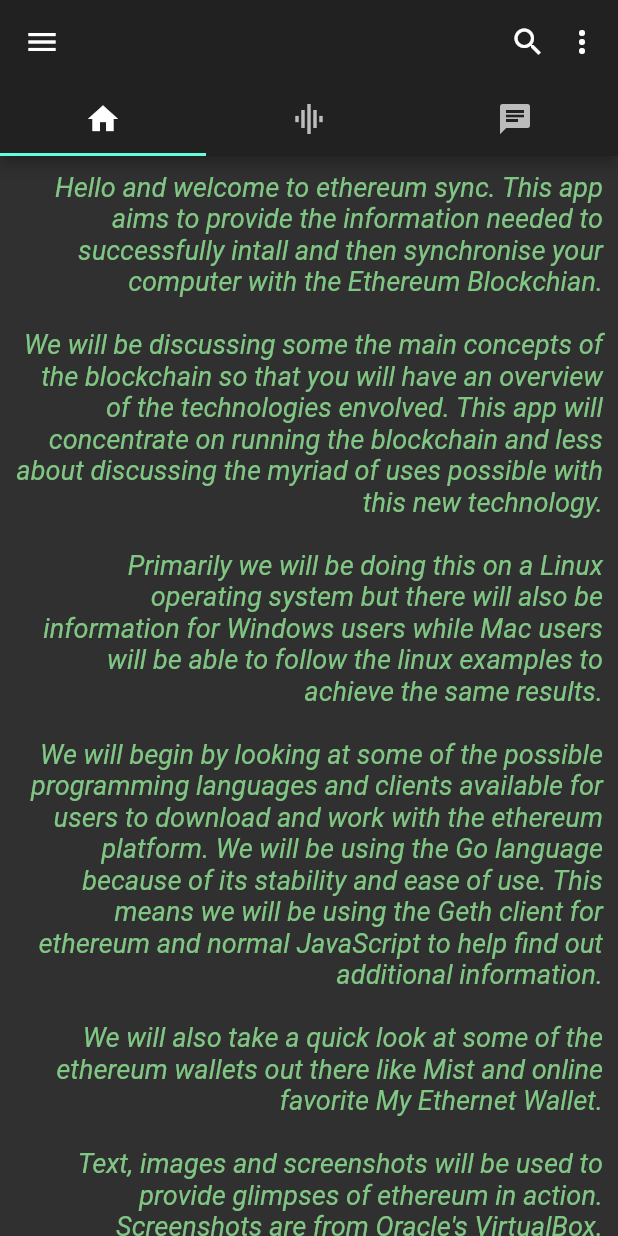
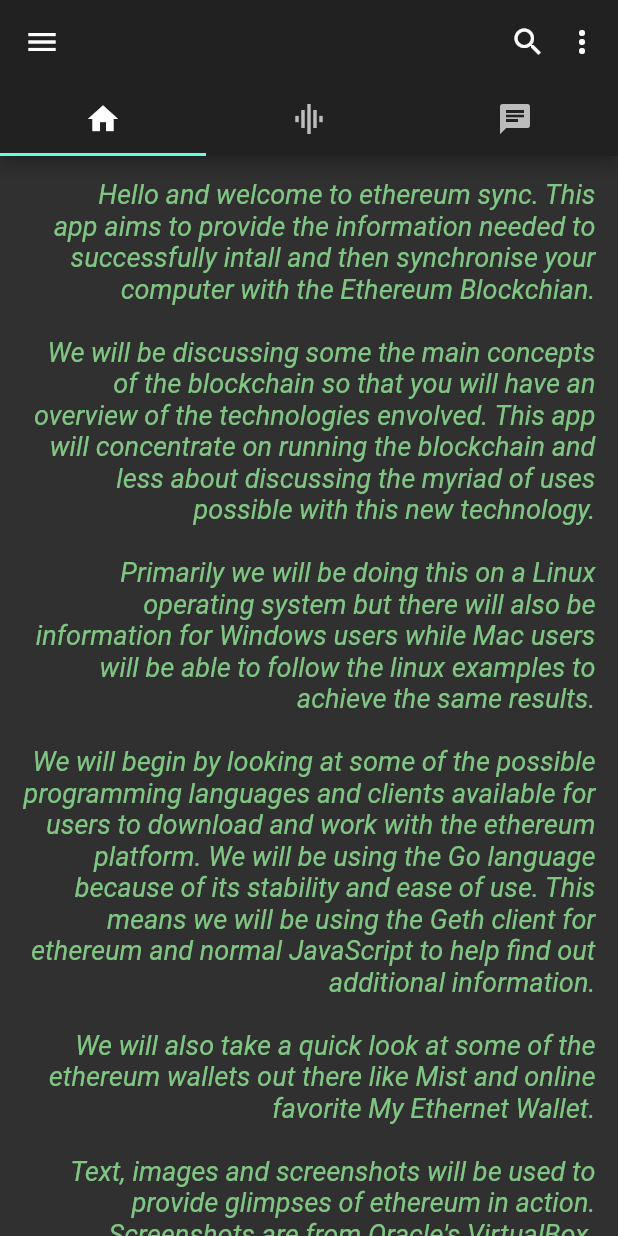
Before and after one commit to lubi888/eth_sync_0_1_1, a Flutter app: the screen it shows after launch, on a phone screen of 412 x 824 dp. Run offline on Flutter 3.47's test engine with Material 2 defaults, Android fonts, the phone set to English and light mode, and no system bars; our stand-ins replace camera, cloud_firestore, qr_flutter, share, video_player; missing offline and left inert: fast_qr_reader_view; accounts and stored records are empty.

Commit message:
ethSync app, web links

```diff
--- a/lib/eth_sync.dart
+++ b/lib/eth_sync.dart
@@ -14,7 +14,6 @@ import 'qr_ethsync.dart';
 import 'camera.dart';
 import 'qr_mobile.dart';
 import 'shareEthSync.dart';
-
 
 enum WhyFarther { harder, smarter, selfStarter, tradingCharter }
 
@@ -45,31 +44,64 @@ const String ethTextIntro =
     "Windows 10. Go version : xx. "
     "\n\n";
 
-const String ethTextMiners = "The author is currently not synced with the ethereum or classic blockchain. "
-    "There are 3 main reasons for this:"
+const String ethTextMiners =
+    "\n\nDisclosure: The author is currently not synced with the ethereum or classic blockchain. "
+    "\n\nThere are 3 main reasons for this:"
     "\n\n1: Blockchains require fundamentally large amounts of electricity and time to execute; cryptograpic computations, "
     "large networking requirements and human input. Like all forms of energy there are environmental costs and consequences. "
     "\n\nInstead of spending time to run a blockchain||website it is possible to spend time studying the blockchain technologies, ideas, theories, "
     "conundrums and challenges. It is possible and necessary to also spend time on programming languages. Throw in some finance theories for the fun. "
     "Perhaps start with \'fractional reserve banking\' to get a picture of retail banking and then advance from there."
-    "\n\n2: The author doesn't currently have a comfortable computing environment broad enough to stabally sync; large ROM, Ram, processors & cores, net bandwidth. "
+    "\n\n2: The author doesn't currently have a comfortable computing environment broad enough to stabally sync; large RAM, ROM storage, processors & cores, net bandwidth. "
     "\n\n An attempt was made to run the blockchain in the cloud using Google Compute Engine GCE but the blockchain sync"
-    "failed a number of times after about 10Gb. Perhaps Docker can come in ad be of help here soon."
+    "failed a number of times after about 10Gb. Perhaps Docker can come in and be of help here soon."
     "\n\n3: The author is currently not using etheum in a daily, monetary life. Most transactions are for certain expendetures on the "
     "net and are completed using a web wallet, like MyEthernetWallet, an exchange, like Kraken, or a dedicated aFpp (often "
     "in conjunction with a laptop) like Coinbase. Another easy option is to run an ethereum wallet like mist. "
     "\n\nHowever, one is expectantly awaiting the next evolutionary advancement with etherum and proof of stake (p.o.s) and using it "
     "more in daily local, national and international purchases. This may or may not a whole new internet, which some are labelling 3.0."
-    "\n\nTo this endit is possible support ethereum, blockchains, crypto-coins and dlt(decentralized ledger technology) overall.";
+    "\n\nTo this endit is possible support ethereum, blockchains, crypto-coins and dlt (decentralized ledger technology) overall."
+    "\n\n";
 
-const String textShareURL = 'www.linuxubi.eu';
+const String ethTextLinks =
+    "\n\nEthereum links to mobile apps and respective websites. "
+    "\n\nWhat apps are helpful for the ethereum enthusias? "
+    "\n\nETHNews: This app has been growing steadily over the years. They usually have good articles on the global "
+    "eth community. They have now introduced video reports updated daily which are linked to YouTube. There's also "
+    "a section on basic explanations of the technologies involved. Their website is \"https://www.ethnews.com/\" and"
+    "you can find the android app here: https://play.google.com/store/apps/details?id=com.ethnews.android&hl=en while "
+    "the apple app is here: https://itunes.apple.com/us/app/ethnews-ethereum-news-resources/id1163849810?ls=1&mt=8"
+    "\n\nCoin Market Cap: They have a web presence here: https://coinmarketcap.com/ but it has as much info in the mobile "
+    "apps. This app is good for looking at all the available coins and the associated charts. Android https://goo.gl/2SGzt5 "
+    "and Apple https://goo.gl/dkLXEC"
+    "\n\nShapeShift and CoinCap are both from French company ShapeShift. ShapeShift is used to convert coins quickly. It is basically "
+    "an exchange but without having to sign up for full exchange services. Android app: https://play.google.com/store/apps/details?id=com.shapeshift.droid_shapeshift "
+    "and Apple app: https://itunes.apple.com/ie/app/shapeshift-crypto-converter/id996569075?mt=8 "
+    "Coincap.io also have an API for any programmers who want to use their live data. Android: https://play.google.com/store/apps/details?id=io.coinCap.coinCap "
+    "\n\nEthereum Stats is a small app but gives all the necessary details on Ethereum in a concise format. Android: "
+    "https://play.google.com/store/apps/details?id=com.christiangrieger.ethereumstats "
+    "The author also has an app for Etherum Classic that is in the same format. Android: https://play.google.com/store/apps/details?id=com.christiangrieger.ethereumclassicstats"
+    "\n\nWarning: Do not download any app that off you ethereum by using resources on your mobile phone. These apps promise "
+    "to reward with crypto coins of various flavors. Basically, this is a scam to use up processing power and memory on one's phone "
+    "but in reality the person or organization benefitting the most is the write of the app and not the person who "
+    "has downloaded and installed it. The app will than start to eat your mobile phone computing cycles and not stop. "
+    "One may not notice this at first but it will become evident very soon as the battery will start to drain much faster, the phone"
+    "will also start to heat heavily. There will then be a competition for network services and, thus, bandwidth will be in short supply. All"
+    "of this work is then going to reward the program designer and only a pittance of any generated crypto coins will "
+    "be passed on to the mobile phone owner. Note that this is legal as these apps wouldn't be on the Play store if they "
+    "were not. However, there are general moves by the web browser companies to stop this very same occurrance from "
+    "happening online. 2018.09 saw Firefox forbid \'crytposcripts, cryptojacking\' for doing the exact same thing; using up the users\'s "
+    "computer processing cycles in the background while the webpage is open. cf link Firefox Upgrades to Ban Crypto Mining Malware "
+    "https://coinpedia.org/news/firefox-upgrades-to-ban-crypto-mining-malware/"
+    "\n\n";
+
+const String textShareURL = "www.linuxubi.eu";
 
 class EthSync extends StatelessWidget {
   @override
   Widget build(BuildContext context) {
     return new MaterialApp(
       title: "ethSync",
-//      style: new TextStyle(color: Colors.red)),
       theme: new ThemeData(
         primarySwatch: Colors.orange,
         buttonColor: Colors.red,
@@ -131,12 +163,9 @@ class _EthSyncPageState extends State<EthSyncPage> {
   }
 
   void _shareEthSync() {
-
     final RenderBox box = context.findRenderObject();
     Share.share(textShareURL,
-        sharePositionOrigin:
-        box.localToGlobal(Offset.zero) &
-        box.size);
+        sharePositionOrigin: box.localToGlobal(Offset.zero) & box.size);
   }
 
   @override
@@ -517,7 +546,7 @@ class _EthSyncPageState extends State<EthSyncPage> {
                 child: new ListView(
                   children: <Widget>[
                     new Container(
-                      padding: const EdgeInsets.all(10.0),
+                      padding: const EdgeInsets.all(15.0),
                       width: 300.0,
                       height: 1300.0,
                       decoration: new BoxDecoration(
@@ -599,7 +628,6 @@ class _EthSyncPageState extends State<EthSyncPage> {
                             new BorderRadius.all(new Radius.circular(5.0)),
                       ),
                     ),
-
                     new TextField(
                       decoration: new InputDecoration(
                         //border: InputBorder.none,
@@ -636,7 +664,6 @@ class _EthSyncPageState extends State<EthSyncPage> {
                       },
                       child: new Text('Camera qr reader'),
                     ),
-
                     new RaisedButton(
                       onPressed: () async {
                         Navigator.push(
@@ -732,14 +759,29 @@ class _EthSyncPageState extends State<EthSyncPage> {
                       ),
                       onPressed: _launchURL,
                     ),
-                    new Text(
-                      ethTextMiners,
+                    Container(
+                      padding: EdgeInsets.all(20.0),
+                      child: Text(
+                        ethTextLinks,
+                        textAlign: TextAlign.right,
                         style: new TextStyle(
                           color: Colors.greenAccent.shade200,
                           fontSize: 18.0,
                           fontStyle: FontStyle.italic,
                         ),
-
+                      ),
+                    ),
+                    Container(
+                      padding: EdgeInsets.all(20.0),
+                      child: Text(
+                        ethTextMiners,
+                        textAlign: TextAlign.right,
+                        style: new TextStyle(
+                          color: Colors.greenAccent.shade200,
+                          fontSize: 18.0,
+                          fontStyle: FontStyle.italic,
+                        ),
+                      ),
                     ),
                   ],
                 ),
--- a/lib/text_form_field_data.dart
+++ b/lib/text_form_field_data.dart
@@ -162,8 +162,6 @@ class TextFormFieldDemoState extends State<TextFormFieldDemo> {
                 },
                 validator: _validateEthAddr,
               ),
-//              new Text("\n\ntry something like this:"
-//                  "\n\n 0x281055afc982d96fab65b3a49cac8b878184cb16"),
               new GestureDetector(
                 child: new Text('\n\n $sampEthAdd'),
                 onLongPress: () {
```
Lines whose indentation alone changed are shown as unchanged.
